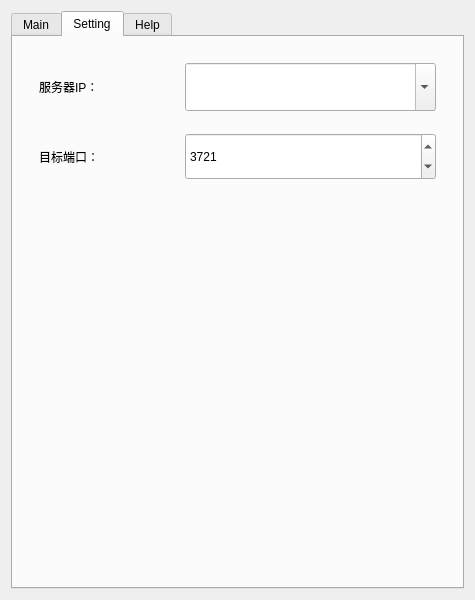
Qt form TCPtest/mainwindow.ui (HuanMemory/AndroidTCPtools) before a commit.
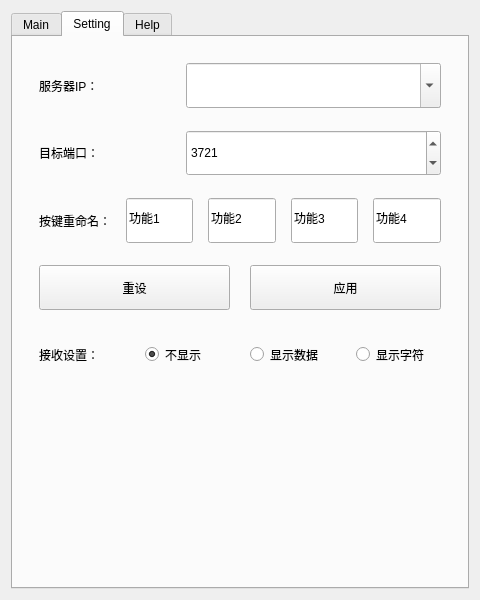
The same form after that commit. The open tabs and pages were chosen to show the change.

The edit to the form file:
```diff
--- a/TCPtest/mainwindow.ui
+++ b/TCPtest/mainwindow.ui
@@ -6,7 +6,7 @@
    <rect>
     <x>0</x>
     <y>0</y>
-    <width>475</width>
+    <width>480</width>
     <height>600</height>
    </rect>
   </property>
@@ -361,13 +361,219 @@
            </layout>
           </item>
           <item>
-           <layout class="QHBoxLayout" name="horizontalLayout_12"/>
+           <layout class="QHBoxLayout" name="horizontalLayout_12" stretch="3,0,0,0,0">
+            <property name="spacing">
+             <number>15</number>
+            </property>
+            <property name="leftMargin">
+             <number>8</number>
+            </property>
+            <property name="topMargin">
+             <number>8</number>
+            </property>
+            <property name="rightMargin">
+             <number>8</number>
+            </property>
+            <property name="bottomMargin">
+             <number>8</number>
+            </property>
+            <item>
+             <widget class="QLabel" name="label_3">
+              <property name="sizePolicy">
+               <sizepolicy hsizetype="Expanding" vsizetype="Expanding">
+                <horstretch>0</horstretch>
+                <verstretch>0</verstretch>
+               </sizepolicy>
+              </property>
+              <property name="text">
+               <string>按键重命名：</string>
+              </property>
+             </widget>
+            </item>
+            <item>
+             <widget class="QLineEdit" name="Edit_button1">
+              <property name="sizePolicy">
+               <sizepolicy hsizetype="Expanding" vsizetype="Expanding">
+                <horstretch>0</horstretch>
+                <verstretch>0</verstretch>
+               </sizepolicy>
+              </property>
+              <property name="text">
+               <string>功能1</string>
+              </property>
+              <property name="maxLength">
+               <number>6</number>
+              </property>
+             </widget>
+            </item>
+            <item>
+             <widget class="QLineEdit" name="Edit_button2">
+              <property name="sizePolicy">
+               <sizepolicy hsizetype="Expanding" vsizetype="Expanding">
+                <horstretch>0</horstretch>
+                <verstretch>0</verstretch>
+               </sizepolicy>
+              </property>
+              <property name="text">
+               <string>功能2</string>
+              </property>
+              <property name="maxLength">
+               <number>6</number>
+              </property>
+             </widget>
+            </item>
+            <item>
+             <widget class="QLineEdit" name="Edit_button3">
+              <property name="sizePolicy">
+               <sizepolicy hsizetype="Expanding" vsizetype="Expanding">
+                <horstretch>0</horstretch>
+                <verstretch>0</verstretch>
+               </sizepolicy>
+              </property>
+              <property name="text">
+               <string>功能3</string>
+              </property>
+              <property name="maxLength">
+               <number>6</number>
+              </property>
+             </widget>
+            </item>
+            <item>
+             <widget class="QLineEdit" name="Edit_button4">
+              <property name="sizePolicy">
+               <sizepolicy hsizetype="Expanding" vsizetype="Expanding">
+                <horstretch>0</horstretch>
+                <verstretch>0</verstretch>
+               </sizepolicy>
+              </property>
+              <property name="text">
+               <string>功能4</string>
+              </property>
+              <property name="maxLength">
+               <number>6</number>
+              </property>
+             </widget>
+            </item>
+           </layout>
           </item>
           <item>
-           <layout class="QHBoxLayout" name="horizontalLayout_11"/>
+           <layout class="QHBoxLayout" name="horizontalLayout_11" stretch="1,1">
+            <property name="spacing">
+             <number>20</number>
+            </property>
+            <property name="leftMargin">
+             <number>8</number>
+            </property>
+            <property name="topMargin">
+             <number>8</number>
+            </property>
+            <property name="rightMargin">
+             <number>8</number>
+            </property>
+            <property name="bottomMargin">
+             <number>8</number>
+            </property>
+            <item>
+             <widget class="QPushButton" name="Button_restore">
+              <property name="sizePolicy">
+               <sizepolicy hsizetype="Minimum" vsizetype="Expanding">
+                <horstretch>0</horstretch>
+                <verstretch>0</verstretch>
+               </sizepolicy>
+              </property>
+              <property name="text">
+               <string>重设</string>
+              </property>
+             </widget>
+            </item>
+            <item>
+             <widget class="QPushButton" name="Button_apply">
+              <property name="sizePolicy">
+               <sizepolicy hsizetype="Minimum" vsizetype="Expanding">
+                <horstretch>0</horstretch>
+                <verstretch>0</verstretch>
+               </sizepolicy>
+              </property>
+              <property name="text">
+               <string>应用</string>
+              </property>
+             </widget>
+            </item>
+           </layout>
           </item>
           <item>
-           <layout class="QHBoxLayout" name="horizontalLayout_8"/>
+           <layout class="QHBoxLayout" name="horizontalLayout_8" stretch="1,1,1,1">
+            <property name="spacing">
+             <number>20</number>
+            </property>
+            <property name="leftMargin">
+             <number>8</number>
+            </property>
+            <property name="topMargin">
+             <number>8</number>
+            </property>
+            <property name="rightMargin">
+             <number>8</number>
+            </property>
+            <property name="bottomMargin">
+             <number>8</number>
+            </property>
+            <item>
+             <widget class="QLabel" name="label_4">
+              <property name="sizePolicy">
+               <sizepolicy hsizetype="Expanding" vsizetype="Expanding">
+                <horstretch>0</horstretch>
+                <verstretch>0</verstretch>
+               </sizepolicy>
+              </property>
+              <property name="text">
+               <string>接收设置：</string>
+              </property>
+             </widget>
+            </item>
+            <item>
+             <widget class="QRadioButton" name="Radio_none">
+              <property name="sizePolicy">
+               <sizepolicy hsizetype="Expanding" vsizetype="Expanding">
+                <horstretch>0</horstretch>
+                <verstretch>0</verstretch>
+               </sizepolicy>
+              </property>
+              <property name="text">
+               <string>不显示</string>
+              </property>
+              <property name="checked">
+               <bool>true</bool>
+              </property>
+             </widget>
+            </item>
+            <item>
+             <widget class="QRadioButton" name="Radio_decode">
+              <property name="sizePolicy">
+               <sizepolicy hsizetype="Expanding" vsizetype="Expanding">
+                <horstretch>0</horstretch>
+                <verstretch>0</verstretch>
+               </sizepolicy>
+              </property>
+              <property name="text">
+               <string>显示数据</string>
+              </property>
+             </widget>
+            </item>
+            <item>
+             <widget class="QRadioButton" name="Radio_string">
+              <property name="sizePolicy">
+               <sizepolicy hsizetype="Expanding" vsizetype="Expanding">
+                <horstretch>0</horstretch>
+                <verstretch>0</verstretch>
+               </sizepolicy>
+              </property>
+              <property name="text">
+               <string>显示字符</string>
+              </property>
+             </widget>
+            </item>
+           </layout>
           </item>
           <item>
            <layout class="QHBoxLayout" name="horizontalLayout_7"/>
@@ -376,7 +582,23 @@
            <layout class="QHBoxLayout" name="horizontalLayout_10"/>
           </item>
           <item>
-           <layout class="QHBoxLayout" name="horizontalLayout_2"/>
+           <layout class="QHBoxLayout" name="horizontalLayout_2" stretch="">
+            <property name="spacing">
+             <number>20</number>
+            </property>
+            <property name="leftMargin">
+             <number>8</number>
+            </property>
+            <property name="topMargin">
+             <number>8</number>
+            </property>
+            <property name="rightMargin">
+             <number>8</number>
+            </property>
+            <property name="bottomMargin">
+             <number>8</number>
+            </property>
+           </layout>
           </item>
          </layout>
         </item>
```
